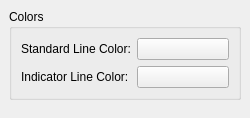
Before: the Qt Designer form src/prefs_display.ui in KDE/ksquares, drawn with Qt 5.
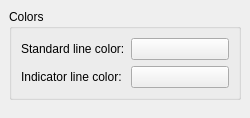
After: the same form once the commit is applied. Custom widgets are drawn as their Qt base class.

```diff
--- a/src/prefs_display.ui
+++ b/src/prefs_display.ui
@@ -46,7 +46,7 @@
 &lt;p style=" margin-top:0px; margin-bottom:0px; margin-left:0px; margin-right:0px; -qt-block-indent:0; text-indent:0px;">Color of the indicator lines&lt;/p>&lt;/body>&lt;/html></string>
         </property>
         <property name="text" >
-         <string>Indicator Line Color:</string>
+         <string>Indicator line color:</string>
         </property>
         <property name="buddy" >
          <cstring>kcfg_IndicatorLineColor</cstring>
@@ -68,7 +68,7 @@
 &lt;p style=" margin-top:0px; margin-bottom:0px; margin-left:0px; margin-right:0px; -qt-block-indent:0; text-indent:0px;">Color of the drawn lines&lt;/p>&lt;/body>&lt;/html></string>
         </property>
         <property name="text" >
-         <string>Standard Line Color:</string>
+         <string>Standard line color:</string>
         </property>
         <property name="buddy" >
          <cstring>kcfg_LineColor</cstring>
```
